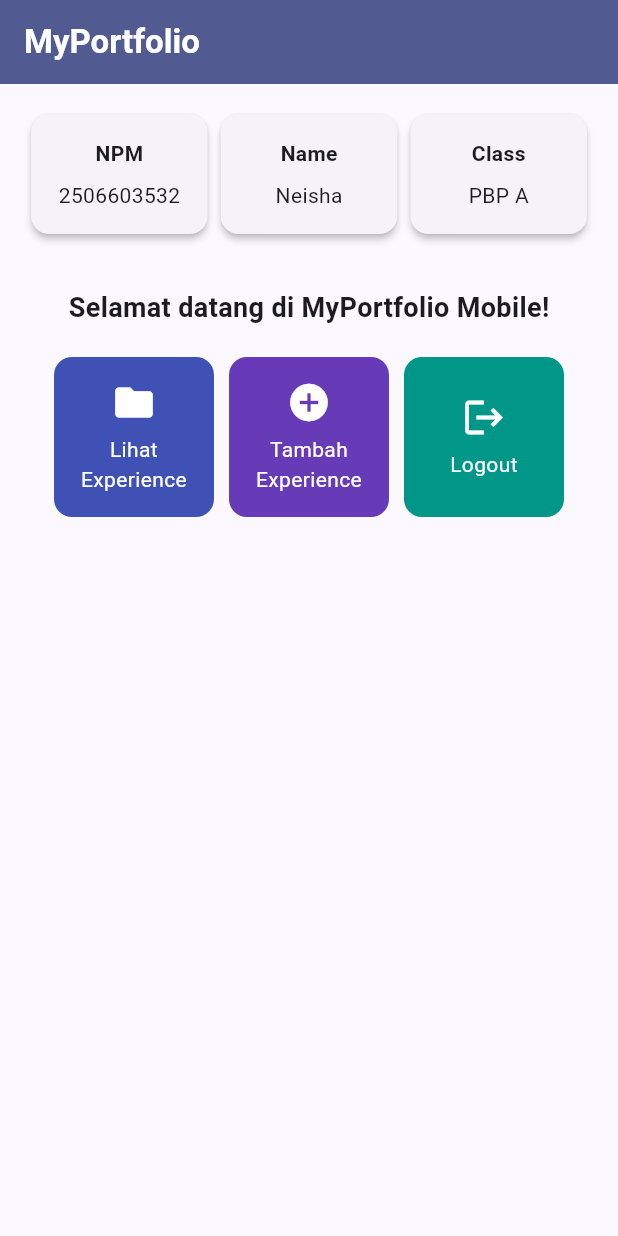
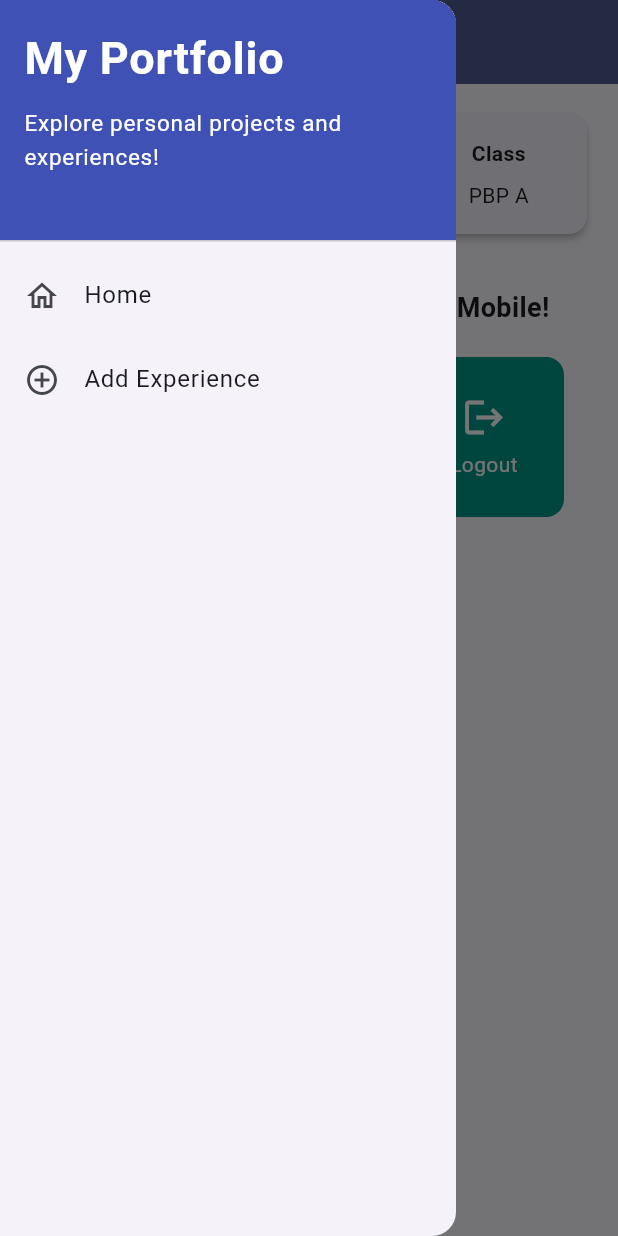
Before and after one commit to syafaziel/myportofolio_mobile, a Flutter app: the screen it shows after launch, with the side drawer open (before the commit the screen has no drawer), on a phone screen of 412 x 824 dp. Run offline on Flutter 3.47's test engine with Material 3 defaults, Android fonts, the phone set to English and light mode, and no system bars; our stand-ins replace material_ui.

Commit message:
Menambahkan form Experience, navigasi halaman, dan memisahkan widget serta screen ke file tersendiri

```diff
--- a/lib/main.dart
+++ b/lib/main.dart
@@ -1,5 +1,5 @@
-import 'package:flutter/material.dart';
-import 'package:myportofolio_mobile/menu.dart';
+import 'package:material_ui/material_ui.dart';
+import 'package:myportofolio_mobile/screens/menu.dart';
 
 void main() {
   runApp(const MyApp());
@@ -12,6 +12,11 @@ class MyApp extends StatelessWidget {
   Widget build(BuildContext context) {
     return MaterialApp(
       title: 'Flutter Demo',
+      localizationsDelegates: GlobalMaterialLocalizations.delegates,
+      supportedLocales: const [
+        Locale('en'),
+        Locale('id'),
+      ],
       theme: ThemeData(
         colorScheme: ColorScheme.fromSeed(
           seedColor: Colors.indigo,
--- a/lib/menu.dart
+++ b/lib/screens/menu.dart
@@ -1,4 +1,7 @@
-import 'package:flutter/material.dart';
+import 'package:material_ui/material_ui.dart';
+import 'package:myportofolio_mobile/widgets/left_drawer.dart';
+import 'package:myportofolio_mobile/screens/experience_form.dart';
+import 'package:myportofolio_mobile/widgets/experience_card.dart';
 
 class MyHomePage extends StatelessWidget {
   MyHomePage({super.key});
@@ -15,6 +18,7 @@ class MyHomePage extends StatelessWidget {
   @override
   Widget build(BuildContext context) {
     return Scaffold(
+      drawer: const LeftDrawer(),
       appBar: AppBar(
         title: const Text(
           'MyPortfolio',
@@ -24,6 +28,7 @@ class MyHomePage extends StatelessWidget {
           ),
         ),
         backgroundColor: Theme.of(context).colorScheme.primary,
+        iconTheme: const IconThemeData(color: Colors.white),
       ),
       body: Padding(
         padding: const EdgeInsets.all(16.0),
@@ -113,53 +118,3 @@ class ItemHomepage {
 
   ItemHomepage(this.name, this.icon, this.color);
 }
-
-class ItemCard extends StatelessWidget {
-  final ItemHomepage item;
-
-  const ItemCard(this.item, {super.key});
-
-
-
-  @override
-  Widget build(BuildContext context) {
-    return Material(
-      color: item.color,
-      borderRadius: BorderRadius.circular(12),
-      child: InkWell(
-        onTap: () {
-          ScaffoldMessenger.of(context)
-            ..hideCurrentSnackBar()
-            ..showSnackBar(
-              SnackBar(
-                content: Text("Kamu telah menekan tombol ${item.name}!"),
-              ),
-            );
-        },
-        child: Container(
-          padding: const EdgeInsets.all(8),
-          child: Center(
-            child: Column(
-              mainAxisAlignment: MainAxisAlignment.center,
-              children: [
-                Icon(
-                  item.icon,
-                  color: Colors.white,
-                  size: 30.0,
-                ),
-                const Padding(padding: EdgeInsets.all(3)),
-                Text(
-                  item.name,
-                  textAlign: TextAlign.center,
-                  style: const TextStyle(color: Colors.white),
-                ),
-              ],
-            ),
-          ),
-        ),
-      ),
-    );
-  }
-
-
-}
--- /dev/null
+++ b/lib/widgets/experience_card.dart
@@ -0,0 +1,61 @@
+import 'package:material_ui/material_ui.dart';
+import 'package:myportofolio_mobile/screens/menu.dart';
+import 'package:myportofolio_mobile/screens/experience_form.dart';
+
+class ItemCard extends StatelessWidget {
+  final ItemHomepage item;
+
+  const ItemCard(this.item, {super.key});
+
+  @override
+  Widget build(BuildContext context) {
+    return Material(
+      color: item.color,
+      borderRadius: BorderRadius.circular(12),
+      child: InkWell(
+
+        onTap: () {
+          ScaffoldMessenger.of(context)
+            ..hideCurrentSnackBar()
+            ..showSnackBar(
+              SnackBar(
+                content: Text("Kamu telah menekan tombol ${item.name}!"),
+              ),
+            );
+
+          // Navigate ke halaman yang sesuai
+          if (item.name == "Tambah Experience") {
+            Navigator.push(
+              context,
+              MaterialPageRoute(
+                builder: (context) => const ExperienceFormPage(),
+              ),
+            );
+          }
+        },
+
+        child: Container(
+          padding: const EdgeInsets.all(8),
+          child: Center(
+            child: Column(
+              mainAxisAlignment: MainAxisAlignment.center,
+              children: [
+                Icon(
+                  item.icon,
+                  color: Colors.white,
+                  size: 30.0,
+                ),
+                const Padding(padding: EdgeInsets.all(3)),
+                Text(
+                  item.name,
+                  textAlign: TextAlign.center,
+                  style: const TextStyle(color: Colors.white),
+                ),
+              ],
+            ),
+          ),
+        ),
+      ),
+    );
+  }
+}
--- /dev/null
+++ b/lib/widgets/left_drawer.dart
@@ -0,0 +1,69 @@
+import 'package:material_ui/material_ui.dart';
+import 'package:myportofolio_mobile/screens/menu.dart';
+import 'package:myportofolio_mobile/screens/experience_form.dart';
+
+class LeftDrawer extends StatelessWidget {
+  const LeftDrawer({super.key});
+
+  @override
+  Widget build(BuildContext context) {
+    return Drawer(
+      child: ListView(
+        children: [
+          const DrawerHeader(
+            decoration: BoxDecoration(
+              color: Colors.indigo,
+            ),
+            child: Column(
+              crossAxisAlignment: CrossAxisAlignment.start,
+              children: [
+                Text(
+                  'My Portfolio',
+                  style: TextStyle(
+                    fontSize: 30,
+                    fontWeight: FontWeight.bold,
+                    color: Colors.white,
+                  ),
+                ),
+                SizedBox(height: 10),
+                Text(
+                  'Explore personal projects and experiences!',
+                  style: TextStyle(
+                    fontSize: 15,
+                    color: Colors.white,
+                  ),
+                ),
+              ],
+            ),
+          ),
+          ListTile(
+            leading: const Icon(Icons.home_outlined),
+            title: const Text('Home'),
+            // Navigasi ke halaman utama portofolio
+            onTap: () {
+              Navigator.pushReplacement(
+                context,
+                MaterialPageRoute(
+                  builder: (context) => MyHomePage(),
+                ),
+              );
+            },
+          ),
+          ListTile(
+            leading: const Icon(Icons.add_circle_outline),
+            title: const Text('Add Experience'),
+            // Navigasi ke halaman tambah proyek
+            onTap: () {
+              Navigator.push(
+                context,
+                MaterialPageRoute(
+                  builder: (context) => const ExperienceFormPage(),
+                ),
+              );
+            },
+          ),
+        ],
+      ),
+    );
+  }
+}
--- a/pubspec.yaml
+++ b/pubspec.yaml
@@ -34,6 +34,7 @@ dependencies:
   # The following adds the Cupertino Icons font to your application.
   # Use with the CupertinoIcons class for iOS style icons.
   cupertino_icons: ^1.0.8
+  material_ui: ^1.11.0
 
 dev_dependencies:
   flutter_test:
```
Also changed, not shown: lib/screens/experience_form.dart (added, +231 -0 lines), pubspec.lock.
